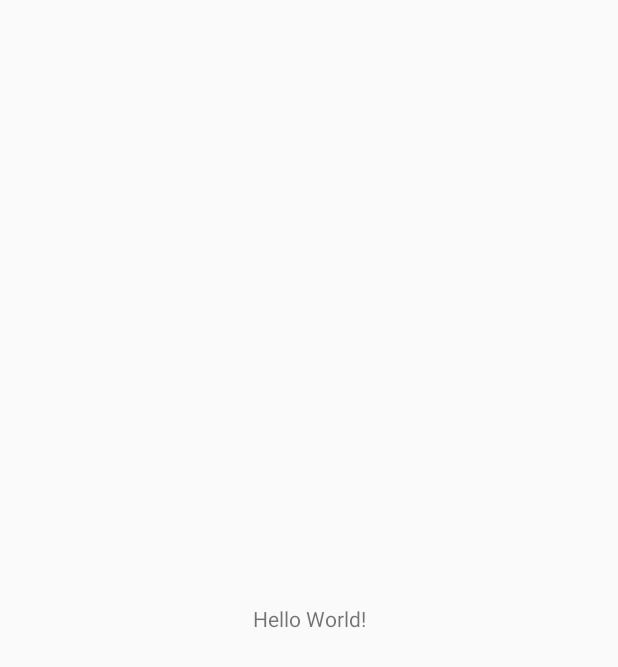
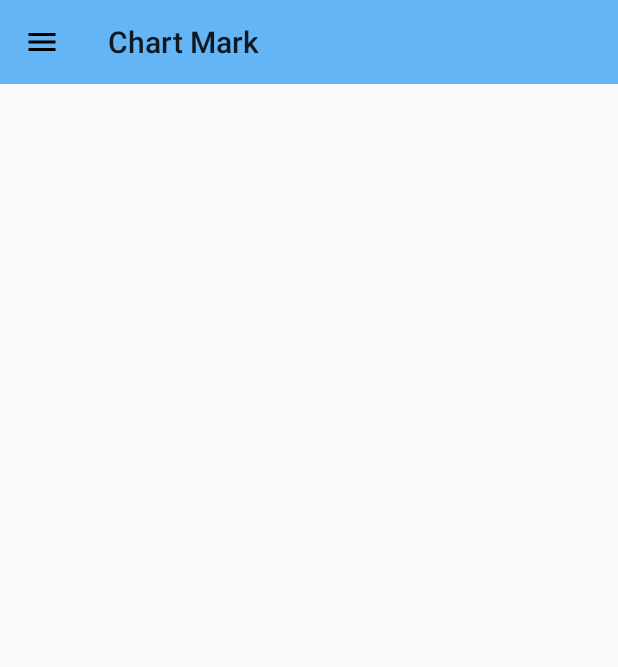
Before and after one commit to duydat1998/Project_PRM, an Android app: the screen it shows after launch (MainActivity), on a phone screen of 412 x 824 dp. Before the commit the part shown is almost empty. Shown: the top 667 px of the screen. Run offline under Robolectric (Android 15) with nearby library versions, the phone set to English and light mode, and no system bars.

Commit message:
add menu

```diff
--- a/ChartMarkApplication/app/build.gradle
+++ b/ChartMarkApplication/app/build.gradle
@@ -25,4 +25,7 @@ dependencies {
     testImplementation 'junit:junit:4.12'
     androidTestImplementation 'com.android.support.test:runner:1.0.2'
     androidTestImplementation 'com.android.support.test.espresso:espresso-core:3.0.2'
+    implementation 'com.android.support:appcompat-v7:28.0.0'
+    implementation 'com.android.support:design:28.0.0'
+
 }
--- a/ChartMarkApplication/app/src/main/AndroidManifest.xml
+++ b/ChartMarkApplication/app/src/main/AndroidManifest.xml
@@ -11,7 +11,8 @@
         android:theme="@style/AppTheme">
         <activity android:name=".MainActivity">
         </activity>
-        <activity android:name=".SplashScreenActivity">
+        <activity android:name=".SplashScreenActivity"
+            android:theme="@style/SplashScreenTheme">
             <intent-filter>
                 <action android:name="android.intent.action.MAIN" />
 
--- a/ChartMarkApplication/app/src/main/java/assignment/prm/chartmarkapplication/MainActivity.java
+++ b/ChartMarkApplication/app/src/main/java/assignment/prm/chartmarkapplication/MainActivity.java
@@ -1,15 +1,99 @@
 package assignment.prm.chartmarkapplication;
 
+import android.support.design.widget.NavigationView;
+import android.support.v4.view.GravityCompat;
+import android.support.v4.widget.DrawerLayout;
+import android.support.v7.app.ActionBar;
 import android.support.v7.app.AppCompatActivity;
 import android.os.Bundle;
+import android.view.MenuItem;
+import android.view.View;
 import android.view.WindowManager;
+import android.widget.Toast;
 
 public class MainActivity extends AppCompatActivity {
 
+    private DrawerLayout drawerLayout;
+
     @Override
     protected void onCreate(Bundle savedInstanceState) {
-        getWindow().setFlags(WindowManager.LayoutParams.FLAG_FULLSCREEN,WindowManager.LayoutParams.FLAG_FULLSCREEN);
         super.onCreate(savedInstanceState);
         setContentView(R.layout.activity_main);
+        setMenu();
     }
+
+    private void setMenu() {
+        drawerLayout = findViewById(R.id.drawer_layout);
+
+        NavigationView navigationView = findViewById(R.id.nav_view);
+        navigationView.setNavigationItemSelectedListener(
+                new NavigationView.OnNavigationItemSelectedListener() {
+                    @Override
+                    public boolean onNavigationItemSelected(MenuItem menuItem) {
+                        // set item as selected to persist highlight
+                        // close drawer when item is tapped
+                        drawerLayout.closeDrawers();
+
+                        switch (menuItem.getItemId()){
+                            case R.id.nav_laptop:
+                                return true;
+                            case R.id.nav_cpu:
+                                return true;
+                            case R.id.nav_headphone:
+                                return true;
+                            case R.id.nav_keyboard:
+                                return true;
+                            case R.id.nav_mouse:
+                                return true;
+                            case R.id.nav_vga:
+                                return true;
+                        }
+                        // Add code here to update the UI based on the item selected
+                        // For example, swap UI fragments here
+
+                        return true;
+                    }
+                });
+
+        android.support.v7.widget.Toolbar toolbar = findViewById(R.id.toolbar);
+        setSupportActionBar(toolbar);
+        ActionBar actionbar = getSupportActionBar();
+        actionbar.setDisplayHomeAsUpEnabled(true);
+        actionbar.setHomeAsUpIndicator(R.drawable.ic_menu);
+
+        drawerLayout.addDrawerListener(
+                new DrawerLayout.DrawerListener() {
+                    @Override
+                    public void onDrawerSlide(View drawerView, float slideOffset) {
+                        // Respond when the drawer's position changes
+                    }
+
+                    @Override
+                    public void onDrawerOpened(View drawerView) {
+                        // Respond when the drawer is opened
+                    }
+
+                    @Override
+                    public void onDrawerClosed(View drawerView) {
+                        // Respond when the drawer is closed
+                    }
+
+                    @Override
+                    public void onDrawerStateChanged(int newState) {
+                        // Respond when the drawer motion state changes
+                    }
+                }
+        );
+    }
+
+    @Override
+    public boolean onOptionsItemSelected(MenuItem item) {
+        switch (item.getItemId()) {
+            case android.R.id.home:
+                drawerLayout.openDrawer(GravityCompat.START);
+                return true;
+        }
+        return super.onOptionsItemSelected(item);
+    }
+
 }
--- a/ChartMarkApplication/app/src/main/java/assignment/prm/chartmarkapplication/SplashScreenActivity.java
+++ b/ChartMarkApplication/app/src/main/java/assignment/prm/chartmarkapplication/SplashScreenActivity.java
@@ -9,14 +9,22 @@ public class SplashScreenActivity extends AppCompatActivity {
 
     @Override
     protected void onCreate(Bundle savedInstanceState) {
+        setContentView(R.layout.activity_splash_screen);
         getWindow().setFlags(WindowManager.LayoutParams.FLAG_FULLSCREEN,WindowManager.LayoutParams.FLAG_FULLSCREEN);
         super.onCreate(savedInstanceState);
-        setContentView(R.layout.activity_splash_screen);
-        try {
-            Thread.sleep(3000);
-        } catch (InterruptedException e) {
-            e.printStackTrace();
-        }
+
+        new Thread(new Runnable() {
+            @Override
+            public void run() {
+                try{
+                    Thread.sleep(3000);
+                } catch (Exception e){
+                    e.printStackTrace();
+                }
+            }
+        }).start();
+
+
         moveToHomePage();
     }
 
--- /dev/null
+++ b/ChartMarkApplication/app/src/main/res/drawable/ic_menu.xml
@@ -0,0 +1,9 @@
+<vector xmlns:android="http://schemas.android.com/apk/res/android"
+        android:width="24dp"
+        android:height="24dp"
+        android:viewportWidth="24.0"
+        android:viewportHeight="24.0">
+    <path
+        android:fillColor="#FF000000"
+        android:pathData="M3,18h18v-2L3,16v2zM3,13h18v-2L3,11v2zM3,6v2h18L21,6L3,6z"/>
+</vector>
--- /dev/null
+++ b/ChartMarkApplication/app/src/main/res/drawable/splash_screen_background.xml
@@ -0,0 +1,12 @@
+<?xml version="1.0" encoding="utf-8"?>
+<layer-list xmlns:android="http://schemas.android.com/apk/res/android">
+    <item android:drawable="@color/colorSecondaryLight">
+
+    </item>
+    <item android:gravity="fill" android:width="720px" android:height="1280px">
+        <bitmap
+            android:gravity="center_horizontal|center_vertical"
+            android:src="@drawable/spash_screen_logo"
+            />
+    </item>
+</layer-list>
--- a/ChartMarkApplication/app/src/main/res/layout/activity_main.xml
+++ b/ChartMarkApplication/app/src/main/res/layout/activity_main.xml
@@ -1,18 +1,37 @@
 <?xml version="1.0" encoding="utf-8"?>
-<android.support.constraint.ConstraintLayout xmlns:android="http://schemas.android.com/apk/res/android"
+<android.support.v4.widget.DrawerLayout
+    xmlns:android="http://schemas.android.com/apk/res/android"
     xmlns:app="http://schemas.android.com/apk/res-auto"
-    xmlns:tools="http://schemas.android.com/tools"
+    android:id="@+id/drawer_layout"
     android:layout_width="match_parent"
     android:layout_height="match_parent"
-    tools:context=".MainActivity">
+    android:fitsSystemWindows="true">
 
-    <TextView
+
+    <LinearLayout xmlns:android="http://schemas.android.com/apk/res/android"
+        xmlns:app="http://schemas.android.com/apk/res-auto"
+        xmlns:tools="http://schemas.android.com/tools"
+        android:layout_width="match_parent"
+        android:layout_height="match_parent"
+        tools:context=".MainActivity"
+        android:orientation="vertical">
+        <android.support.v7.widget.Toolbar
+            android:id="@+id/toolbar"
+            android:layout_width="match_parent"
+            android:layout_height="?attr/actionBarSize"
+            android:background="?attr/colorPrimary"
+            android:theme="@style/ThemeOverlay.AppCompat.ActionBar" />
+
+    </LinearLayout>
+
+    <!-- Container for contents of drawer - use NavigationView to make configuration easier -->
+    <android.support.design.widget.NavigationView
+        android:id="@+id/nav_view"
         android:layout_width="wrap_content"
-        android:layout_height="wrap_content"
-        android:text="Hello World!"
-        app:layout_constraintBottom_toBottomOf="parent"
-        app:layout_constraintLeft_toLeftOf="parent"
-        app:layout_constraintRight_toRightOf="parent"
-        app:layout_constraintTop_toTopOf="parent" />
+        android:layout_height="match_parent"
+        android:layout_gravity="start"
+        android:fitsSystemWindows="true"
+        app:menu = "@menu/drawer_view"
+        app:headerLayout="@layout/header_nav"/>
 
-</android.support.constraint.ConstraintLayout>
+</android.support.v4.widget.DrawerLayout>
--- /dev/null
+++ b/ChartMarkApplication/app/src/main/res/menu/drawer_view.xml
@@ -0,0 +1,34 @@
+<?xml version="1.0" encoding="utf-8"?>
+<menu xmlns:android="http://schemas.android.com/apk/res/android">
+    <item
+        android:id="@+id/nav_laptop"
+        android:icon="@drawable/ic_menu_laptop"
+        android:title="Laptop"
+        android:textColor="@color/colorPrimaryDark"/>
+    <item
+        android:id="@+id/nav_keyboard"
+        android:icon="@drawable/ic_menu_keyboard"
+        android:title="Keyboard"
+        android:textColor="@color/colorPrimaryDark"/>
+    <item
+        android:id="@+id/nav_headphone"
+        android:icon="@drawable/ic_menu_headphones"
+        android:title="Headphones"
+        android:textColor="@color/colorPrimaryDark"/>
+    <item
+        android:id="@+id/nav_vga"
+        android:icon="@drawable/ic_menu_vga"
+        android:title="VGA"
+        android:textColor="@color/colorPrimaryDark"/>
+    <item
+        android:id="@+id/nav_mouse"
+        android:icon="@drawable/ic_menu_mouse"
+        android:title="Mouse"
+        android:textColor="@color/colorPrimaryDark"/>
+    <item
+        android:id="@+id/nav_cpu"
+        android:icon="@drawable/ic_menu_processor"
+        android:title="CPU"
+        android:textColor="@color/colorPrimaryDark"/>
+
+</menu>
--- a/ChartMarkApplication/app/src/main/res/values/colors.xml
+++ b/ChartMarkApplication/app/src/main/res/values/colors.xml
@@ -6,5 +6,5 @@
     <color name="colorAccent">#2196f3</color>
     <color name="colorSecondary">#fcd734</color>
     <color name="colorSecondaryLight">#ffff6b</color>
-    <color name="colorSecondaryDarl">#c5a600</color>
+    <color name="colorSecondaryDark">#c5a600</color>
 </resources>
--- a/ChartMarkApplication/app/src/main/res/values/strings.xml
+++ b/ChartMarkApplication/app/src/main/res/values/strings.xml
@@ -1,3 +1,3 @@
 <resources>
-    <string name="app_name">ChartMarkApplication</string>
+    <string name="app_name">Chart Mark</string>
 </resources>
--- a/ChartMarkApplication/app/src/main/res/values/styles.xml
+++ b/ChartMarkApplication/app/src/main/res/values/styles.xml
@@ -8,4 +8,7 @@
         <item name="colorAccent">@color/colorAccent</item>
     </style>
 
+    <style name="SplashScreenTheme" parent="Theme.AppCompat.Light.NoActionBar">
+        <item name ="android:windowBackground"> @drawable/splash_screen_background</item>
+    </style>
 </resources>
```
Also changed, not shown: ChartMarkApplication/app/src/main/res/layout/header_nav.xml (added, +20 -0 lines), ChartMarkApplication/app/src/main/res/drawable/ic_menu_headphones.png (added), ChartMarkApplication/app/src/main/res/drawable/ic_menu_keyboard.png (added), ChartMarkApplication/app/src/main/res/drawable/ic_menu_laptop.png (added), ChartMarkApplication/app/src/main/res/drawable/ic_menu_mouse.png (added), ChartMarkApplication/app/src/main/res/drawable/ic_menu_processor.png (added), ChartMarkApplication/app/src/main/res/drawable/ic_menu_vga.png (added).
